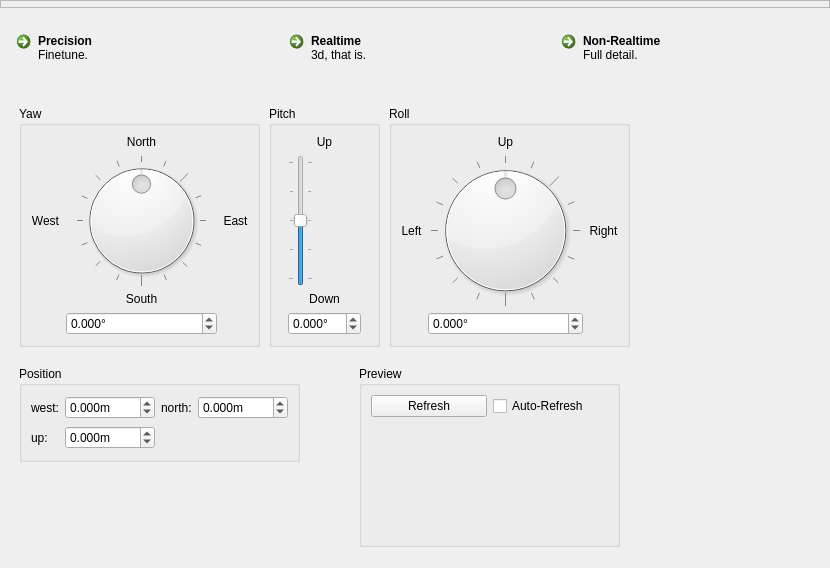
Above: src/gui/CosyGui/navigationwindow.ui from phresnel/picogen before the change. Below: the same form after it.
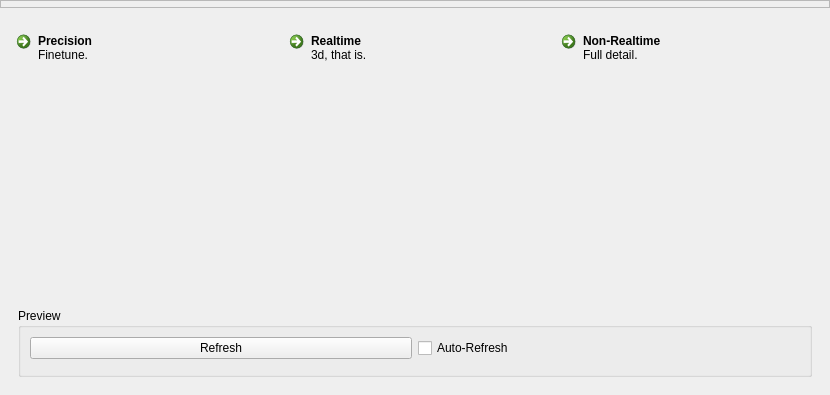
That is the form after the change. Custom widgets are drawn as their Qt base class.

Commit message: integrate GraphicalNavigation into CosyGui

What changed in the file:
```diff
--- a/src/gui/CosyGui/navigationwindow.ui
+++ b/src/gui/CosyGui/navigationwindow.ui
@@ -7,7 +7,7 @@
     <x>0</x>
     <y>0</y>
     <width>830</width>
-    <height>568</height>
+    <height>395</height>
    </rect>
   </property>
   <property name="windowTitle">
@@ -120,380 +120,37 @@
       <item>
        <widget class="QStackedWidget" name="stackedWidget">
         <widget class="QWidget" name="precision">
-         <widget class="QGroupBox" name="groupBox">
-          <property name="geometry">
-           <rect>
-            <x>10</x>
-            <y>10</y>
-            <width>241</width>
-            <height>241</height>
-           </rect>
-          </property>
-          <property name="title">
-           <string>Yaw</string>
-          </property>
-          <layout class="QVBoxLayout" name="verticalLayout_2">
-           <item>
-            <layout class="QGridLayout" name="gridLayout" rowstretch="0,2,0,0" columnstretch="0,2,0">
-             <item row="1" column="1">
-              <widget class="QDial" name="yawDial">
-               <property name="minimum">
-                <number>-180</number>
-               </property>
-               <property name="maximum">
-                <number>180</number>
-               </property>
-               <property name="wrapping">
-                <bool>true</bool>
-               </property>
-               <property name="notchTarget">
-                <double>22.500000000000000</double>
-               </property>
-               <property name="notchesVisible">
-                <bool>true</bool>
-               </property>
-              </widget>
-             </item>
-             <item row="0" column="1">
-              <widget class="QLabel" name="label">
-               <property name="text">
-                <string>North</string>
-               </property>
-               <property name="alignment">
-                <set>Qt::AlignCenter</set>
-               </property>
-              </widget>
-             </item>
-             <item row="1" column="2">
-              <widget class="QLabel" name="label_2">
-               <property name="text">
-                <string>East</string>
-               </property>
-               <property name="alignment">
-                <set>Qt::AlignCenter</set>
-               </property>
-              </widget>
-             </item>
-             <item row="2" column="1">
-              <widget class="QLabel" name="label_3">
-               <property name="text">
-                <string>South</string>
-               </property>
-               <property name="alignment">
-                <set>Qt::AlignCenter</set>
-               </property>
-              </widget>
-             </item>
-             <item row="1" column="0">
-              <widget class="QLabel" name="label_4">
-               <property name="text">
-                <string>West</string>
-               </property>
-               <property name="alignment">
-                <set>Qt::AlignCenter</set>
-               </property>
-              </widget>
-             </item>
-             <item row="3" column="1">
-              <widget class="QDoubleSpinBox" name="yawSpin">
-               <property name="wrapping">
-                <bool>true</bool>
-               </property>
-               <property name="suffix">
-                <string>°</string>
-               </property>
-               <property name="decimals">
-                <number>3</number>
-               </property>
-               <property name="minimum">
-                <double>-180.000000000000000</double>
-               </property>
-               <property name="maximum">
-                <double>180.000000000000000</double>
-               </property>
-              </widget>
-             </item>
-            </layout>
-           </item>
-          </layout>
-         </widget>
-         <widget class="QGroupBox" name="groupBox_2">
-          <property name="geometry">
-           <rect>
-            <x>260</x>
-            <y>10</y>
-            <width>111</width>
-            <height>241</height>
-           </rect>
-          </property>
-          <property name="title">
-           <string>Pitch</string>
-          </property>
-          <layout class="QVBoxLayout" name="verticalLayout_3">
-           <item>
-            <layout class="QGridLayout" name="gridLayout_2" rowstretch="0,0,0,0" columnstretch="0">
+         <layout class="QVBoxLayout" name="verticalLayout_2" stretch="1,0">
+          <item>
+           <widget class="GraphicalNavigationWidget" name="graphicalNavigation" native="true"/>
+          </item>
+          <item>
+           <widget class="QGroupBox" name="previewGroupBox">
+            <property name="title">
+             <string>Preview</string>
+            </property>
+            <layout class="QGridLayout" name="gridLayout_4">
              <item row="0" column="0">
-              <widget class="QLabel" name="label_5">
+              <widget class="QPushButton" name="refreshButton">
                <property name="text">
-                <string>Up</string>
+                <string>Refresh</string>
                </property>
-               <property name="alignment">
-                <set>Qt::AlignCenter</set>
-               </property>
               </widget>
              </item>
-             <item row="2" column="0">
-              <widget class="QLabel" name="label_7">
-               <property name="text">
-                <string>Down</string>
-               </property>
-               <property name="alignment">
-                <set>Qt::AlignCenter</set>
-               </property>
-              </widget>
-             </item>
-             <item row="3" column="0">
-              <widget class="QDoubleSpinBox" name="pitchSpin">
-               <property name="suffix">
-                <string>°</string>
-               </property>
-               <property name="decimals">
-                <number>3</number>
-               </property>
-               <property name="minimum">
-                <double>-90.000000000000000</double>
-               </property>
-               <property name="maximum">
-                <double>90.000000000000000</double>
-               </property>
-              </widget>
-             </item>
-             <item row="1" column="0">
-              <widget class="QSlider" name="pitchSlider">
-               <property name="minimum">
-                <number>-90</number>
-               </property>
-               <property name="maximum">
-                <number>90</number>
-               </property>
-               <property name="orientation">
-                <enum>Qt::Vertical</enum>
-               </property>
-               <property name="tickPosition">
-                <enum>QSlider::TicksBothSides</enum>
-               </property>
-               <property name="tickInterval">
-                <number>45</number>
-               </property>
-              </widget>
-             </item>
-            </layout>
-           </item>
-          </layout>
-         </widget>
-         <widget class="QGroupBox" name="groupBox_3">
-          <property name="geometry">
-           <rect>
-            <x>380</x>
-            <y>10</y>
-            <width>241</width>
-            <height>241</height>
-           </rect>
-          </property>
-          <property name="title">
-           <string>Roll</string>
-          </property>
-          <layout class="QVBoxLayout" name="verticalLayout_4">
-           <item>
-            <layout class="QGridLayout" name="gridLayout_3" rowstretch="0,2,0" columnstretch="0,2,0">
-             <item row="1" column="1">
-              <widget class="QDial" name="rollDial">
-               <property name="minimum">
-                <number>-180</number>
-               </property>
-               <property name="maximum">
-                <number>180</number>
-               </property>
-               <property name="wrapping">
-                <bool>true</bool>
-               </property>
-               <property name="notchTarget">
-                <double>22.500000000000000</double>
-               </property>
-               <property name="notchesVisible">
-                <bool>true</bool>
-               </property>
-              </widget>
+             <item row="1" column="0" colspan="2">
+              <widget class="RenderWidget" name="redshiftWidget" native="true"/>
              </item>
              <item row="0" column="1">
-              <widget class="QLabel" name="label_6">
+              <widget class="QCheckBox" name="autoRefreshCheckBox">
                <property name="text">
-                <string>Up</string>
-               </property>
-               <property name="alignment">
-                <set>Qt::AlignCenter</set>
-               </property>
-              </widget>
-             </item>
-             <item row="1" column="2">
-              <widget class="QLabel" name="label_8">
-               <property name="text">
-                <string>Right</string>
-               </property>
-               <property name="alignment">
-                <set>Qt::AlignCenter</set>
-               </property>
-              </widget>
-             </item>
-             <item row="1" column="0">
-              <widget class="QLabel" name="label_10">
-               <property name="text">
-                <string>Left</string>
-               </property>
-               <property name="alignment">
-                <set>Qt::AlignCenter</set>
-               </property>
-              </widget>
-             </item>
-             <item row="2" column="1">
-              <widget class="QDoubleSpinBox" name="rollSpin">
-               <property name="wrapping">
-                <bool>true</bool>
-               </property>
-               <property name="suffix">
-                <string>°</string>
-               </property>
-               <property name="decimals">
-                <number>3</number>
-               </property>
-               <property name="minimum">
-                <double>-180.000000000000000</double>
-               </property>
-               <property name="maximum">
-                <double>180.000000000000000</double>
+                <string>Auto-Refresh</string>
                </property>
               </widget>
              </item>
             </layout>
-           </item>
-          </layout>
-         </widget>
-         <widget class="QGroupBox" name="previewGroupBox">
-          <property name="geometry">
-           <rect>
-            <x>350</x>
-            <y>270</y>
-            <width>261</width>
-            <height>181</height>
-           </rect>
-          </property>
-          <property name="title">
-           <string>Preview</string>
-          </property>
-          <layout class="QGridLayout" name="gridLayout_4">
-           <item row="0" column="0">
-            <widget class="QPushButton" name="refreshButton">
-             <property name="text">
-              <string>Refresh</string>
-             </property>
-            </widget>
-           </item>
-           <item row="1" column="0" colspan="2">
-            <widget class="RenderWidget" name="redshiftWidget" native="true"/>
-           </item>
-           <item row="0" column="1">
-            <widget class="QCheckBox" name="autoRefreshCheckBox">
-             <property name="text">
-              <string>Auto-Refresh</string>
-             </property>
-            </widget>
-           </item>
-          </layout>
-         </widget>
-         <widget class="QGroupBox" name="groupBox_4">
-          <property name="geometry">
-           <rect>
-            <x>10</x>
-            <y>270</y>
-            <width>281</width>
-            <height>96</height>
-           </rect>
-          </property>
-          <property name="title">
-           <string>Position</string>
-          </property>
-          <layout class="QGridLayout" name="gridLayout_5">
-           <item row="0" column="0" colspan="2">
-            <widget class="QLabel" name="label_9">
-             <property name="text">
-              <string>west:</string>
-             </property>
-            </widget>
-           </item>
-           <item row="0" column="2">
-            <widget class="QDoubleSpinBox" name="xSpin">
-             <property name="suffix">
-              <string>m</string>
-             </property>
-             <property name="decimals">
-              <number>3</number>
-             </property>
-             <property name="minimum">
-              <double>-999999999.000000000000000</double>
-             </property>
-             <property name="maximum">
-              <double>999999999.000000000000000</double>
-             </property>
-            </widget>
-           </item>
-           <item row="0" column="3">
-            <widget class="QLabel" name="label_11">
-             <property name="text">
-              <string>north:</string>
-             </property>
-            </widget>
-           </item>
-           <item row="0" column="4">
-            <widget class="QDoubleSpinBox" name="zSpin">
-             <property name="suffix">
-              <string>m</string>
-             </property>
-             <property name="decimals">
-              <number>3</number>
-             </property>
-             <property name="minimum">
-              <double>-999999999.000000000000000</double>
-             </property>
-             <property name="maximum">
-              <double>999999999.000000000000000</double>
-             </property>
-            </widget>
-           </item>
-           <item row="1" column="0">
-            <widget class="QLabel" name="label_12">
-             <property name="text">
-              <string>up:</string>
-             </property>
-            </widget>
-           </item>
-           <item row="1" column="2">
-            <widget class="QDoubleSpinBox" name="ySpin">
-             <property name="suffix">
-              <string>m</string>
-             </property>
-             <property name="decimals">
-              <number>3</number>
-             </property>
-             <property name="minimum">
-              <double>-999999999.000000000000000</double>
-             </property>
-             <property name="maximum">
-              <double>999999999.000000000000000</double>
-             </property>
-            </widget>
-           </item>
-          </layout>
-         </widget>
+           </widget>
+          </item>
+         </layout>
         </widget>
         <widget class="QWidget" name="page_2"/>
        </widget>
@@ -516,6 +173,12 @@
    <header>renderwidget.hh</header>
    <container>1</container>
   </customwidget>
+  <customwidget>
+   <class>GraphicalNavigationWidget</class>
+   <extends>QWidget</extends>
+   <header>graphicalnavigationwidget.hh</header>
+   <container>1</container>
+  </customwidget>
  </customwidgets>
  <resources/>
  <connections/>
```
The commit also changes 9 other files.
